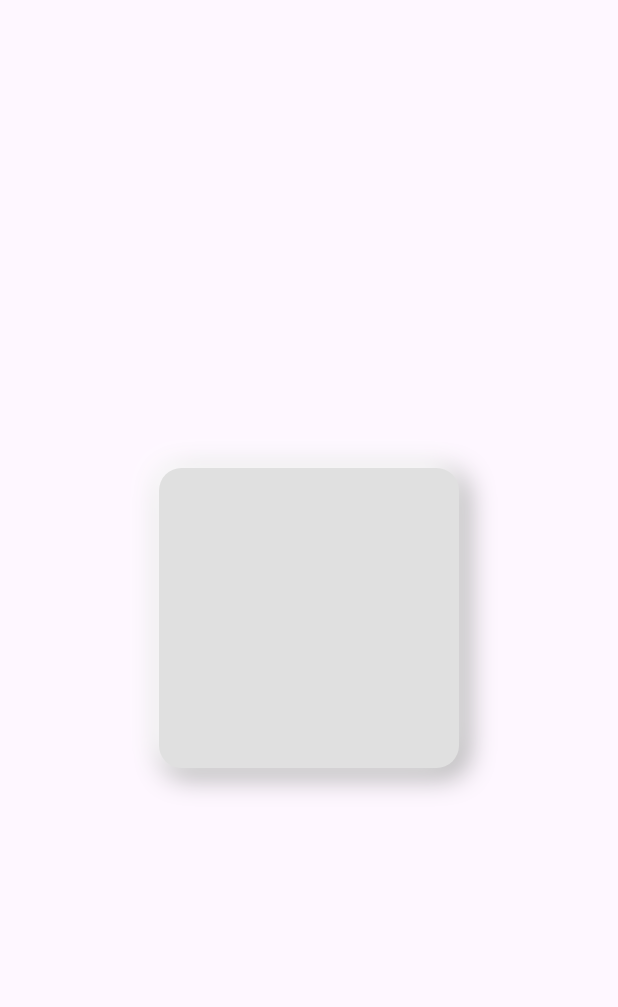
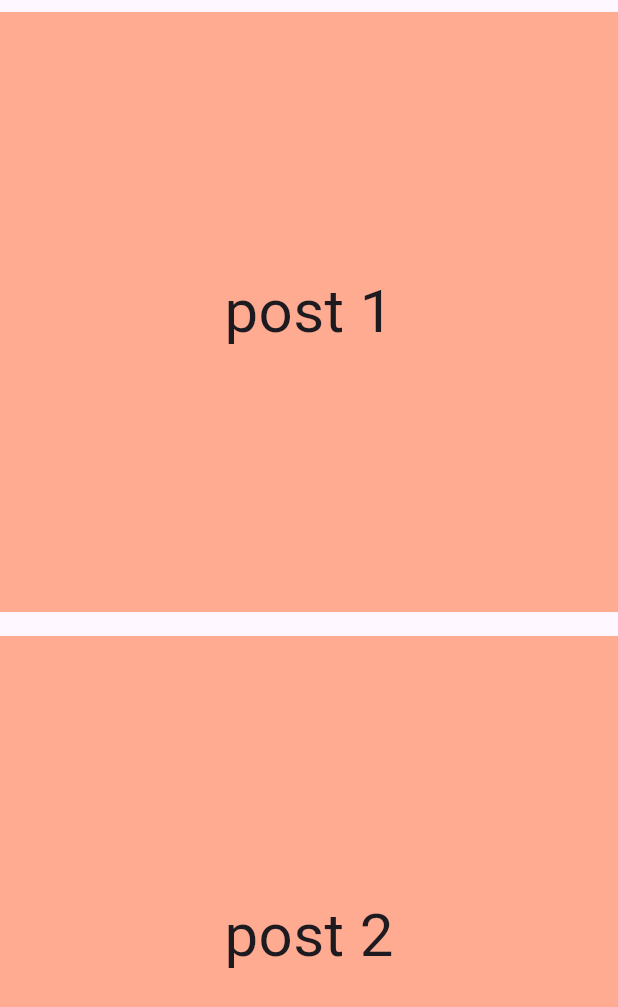
Before and after one commit to Oj-PreshuZ/Flutter-Widgets, a Flutter app: the screen it shows after launch, on a phone screen of 412 x 824 dp. Shown: the top 1007 px of the screen. Run offline on Flutter 3.47's test engine with Material 3 defaults, Android fonts, the phone set to English and light mode, and no system bars.

```diff
--- a/lib/main.dart
+++ b/lib/main.dart
@@ -1,5 +1,6 @@
 import 'package:flutter/material.dart';
 import 'package:widgets/pages/containerpage.dart';
+import 'package:widgets/pages/listview.dart';
 
 void main() {
   runApp(const MyApp());
@@ -13,7 +14,7 @@ class MyApp extends StatelessWidget {
     return MaterialApp(
       debugShowCheckedModeBanner: false,
       theme: ThemeData(primarySwatch: Colors.deepPurple),
-      home: const ContainerPage(),
+      home: ListViewPage(),
     );
   }
 }
--- /dev/null
+++ b/lib/pages/listview.dart
@@ -0,0 +1,27 @@
+import 'package:flutter/material.dart';
+import 'package:widgets/square.dart';
+
+class ListViewPage extends StatelessWidget {
+  final List _posts = [
+    'post 1',
+    'post 2',
+    'post 3',
+    'post 4',
+    'post 5',
+    'post 6',
+  ];
+
+  @override
+  Widget build(BuildContext context) {
+    return Scaffold(
+      body: ListView.builder(
+        itemCount: _posts.length,
+        itemBuilder: (context, index) {
+          return MySquare(
+            child: _posts[index],
+          );
+        },
+      ),
+    );
+  }
+}
--- /dev/null
+++ b/lib/square.dart
@@ -0,0 +1,24 @@
+import 'package:flutter/material.dart';
+
+class MySquare extends StatelessWidget {
+  final String child;
+
+  const MySquare({required this.child});
+
+  @override
+  Widget build(BuildContext context) {
+    return Padding(
+      padding: const EdgeInsets.symmetric(vertical: 8.0),
+      child: Container(
+        height: 400,
+        color: Colors.deepOrange[200],
+        child: Center(
+          child: Text(
+            child,
+            style: const TextStyle(fontSize: 40),
+          ),
+        ),
+      ),
+    );
+  }
+}
```
